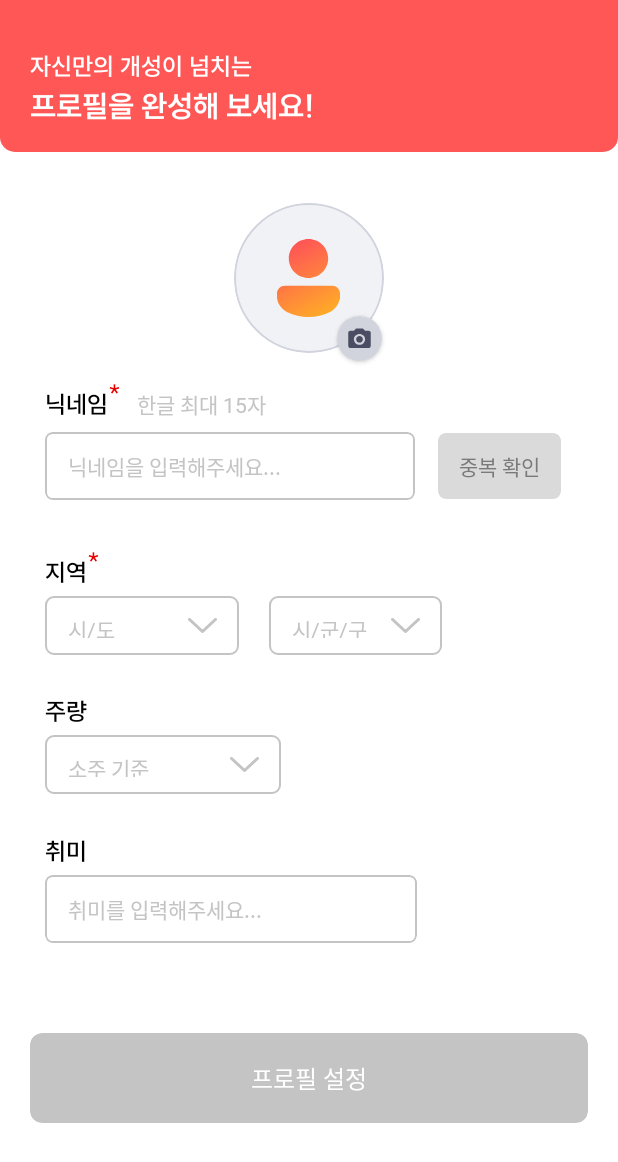
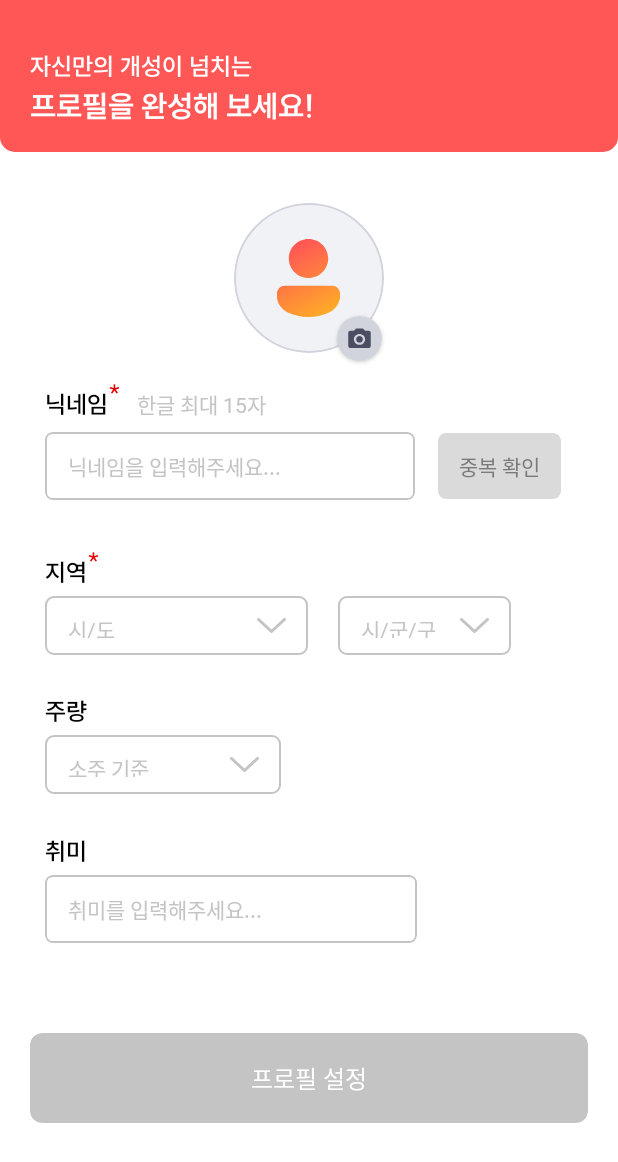
Before and after one commit to JangWoojun/pato, an Android app: the ProfileActivity screen opened directly, with no data from a screen before it, on a phone screen of 412 x 824 dp. Shown: the top 1162 px of the screen. Run offline under Robolectric (Android 15) with nearby library versions, the phone set to English and light mode, and no system bars.

Commit message:
design: 디자인 수정

```diff
--- a/app/src/main/res/layout/activity_profile.xml
+++ b/app/src/main/res/layout/activity_profile.xml
@@ -177,6 +177,7 @@
                     android:textColor="@color/black"
                     android:textColorHint="@color/G3"
                     android:textSize="14sp"
+                    android:maxLength="15"
                     app:layout_constraintBottom_toBottomOf="parent"
                     app:layout_constraintStart_toStartOf="parent"
                     app:layout_constraintTop_toTopOf="parent" />
@@ -186,6 +187,7 @@
         </com.google.android.material.card.MaterialCardView>
 
         <androidx.cardview.widget.CardView
+            android:id="@+id/duplicate_check_button"
             app:cardElevation="0dp"
             app:cardCornerRadius="5dp"
             android:layout_marginStart="15dp"
@@ -251,7 +253,7 @@
             style="@style/Widget.My.Spinner"
             android:id="@+id/location_spinner1"
             android:layout_marginTop="5dp"
-            android:layout_width="129dp"
+            android:layout_width="175dp"
             android:layout_height="39dp"
             android:background="@drawable/dropdown_background"
             app:layout_constraintStart_toStartOf="@+id/textView3"
```
